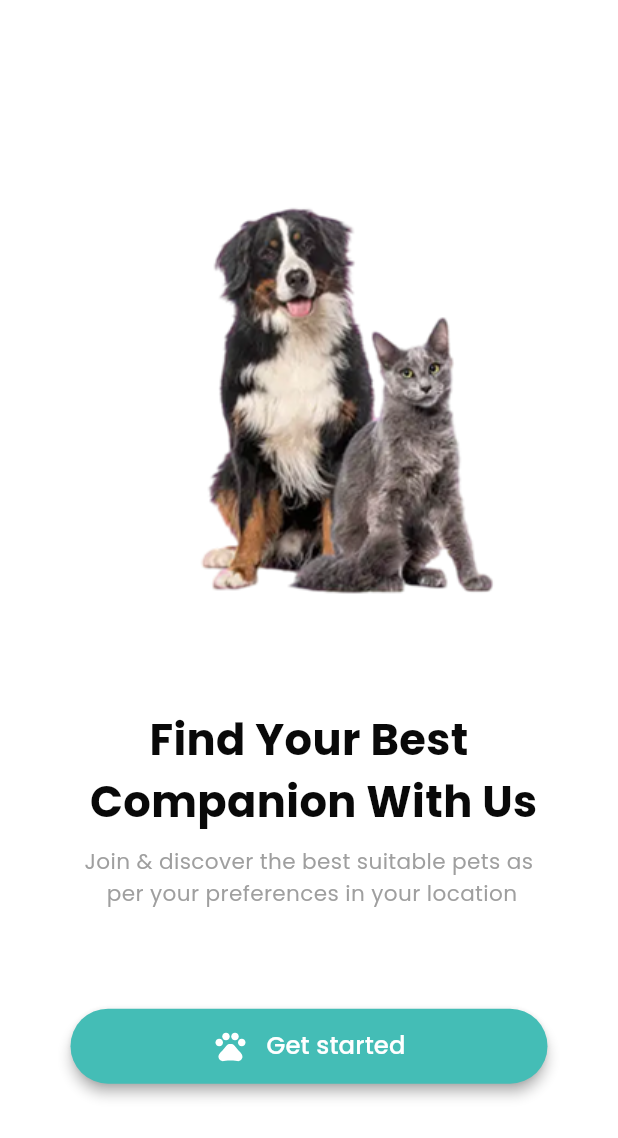
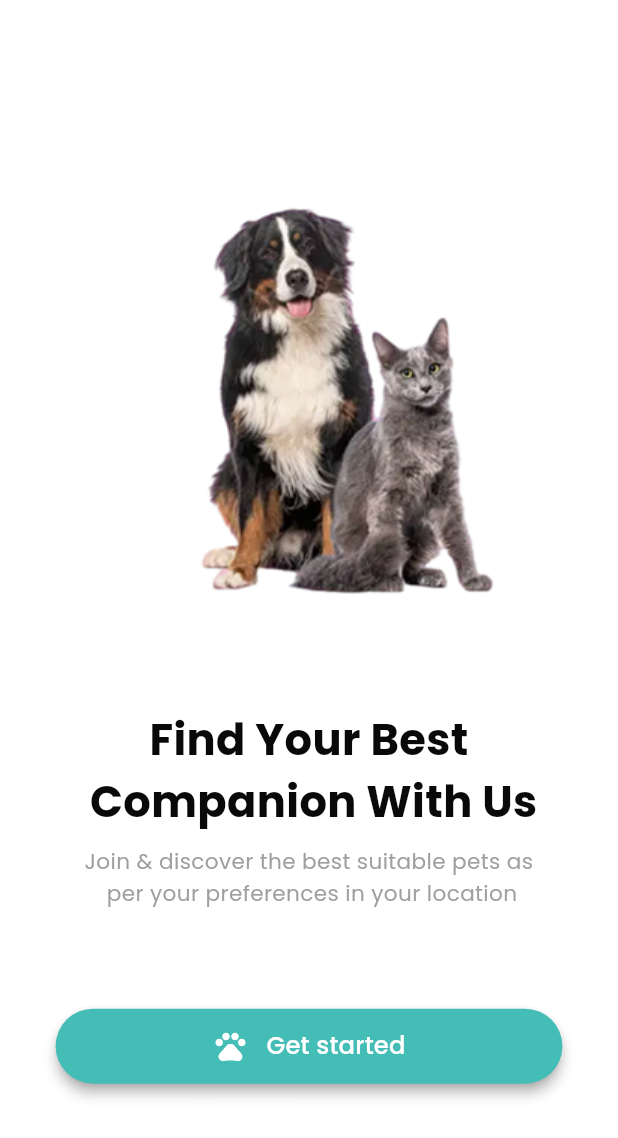
Before and after one commit to 24shrouk/cats_app, a Flutter app: the screen it shows after launch, on a phone screen of 412 x 824 dp. Shown: the top 1138 px of the screen. Run offline on Flutter 3.47's test engine with Material 3 defaults, Android fonts, the phone set to English and light mode, and no system bars; our stand-ins replace animate_do, device_preview, flutter_svg, google_fonts.

Commit message:
update in custom elvated button padding

```diff
--- a/lib/core/widgets/custom_elevated_button_widget.dart
+++ b/lib/core/widgets/custom_elevated_button_widget.dart
@@ -16,7 +16,9 @@ class CustomElevatedButton extends StatelessWidget {
   @override
   Widget build(BuildContext context) {
     return Padding(
-      padding: const EdgeInsets.symmetric(horizontal: 47.0),
+      padding: EdgeInsets.symmetric(
+        horizontal: MediaQuery.of(context).size.width * 0.09,
+      ),
       child: ElevatedButton(
         style: ElevatedButton.styleFrom(
           elevation: 3.5,
--- a/lib/main.dart
+++ b/lib/main.dart
@@ -1,9 +1,11 @@
 import 'package:cats_app/core/constants/app_routes.dart';
 import 'package:cats_app/core/utils/app_routers.dart';
+import 'package:device_preview/device_preview.dart';
 import 'package:flutter/material.dart';
 
 void main() {
-  runApp(const CatsApp());
+  WidgetsFlutterBinding.ensureInitialized();
+  runApp(DevicePreview(enabled: false, builder: (context) => CatsApp()));
 }
 
 class CatsApp extends StatelessWidget {
--- a/pubspec.yaml
+++ b/pubspec.yaml
@@ -37,6 +37,7 @@ dependencies:
   google_fonts: ^6.3.2
   flutter_svg: ^2.2.1
   animate_do: ^4.2.0
+  device_preview: ^1.3.1
 
 dev_dependencies:
   flutter_test:
```
Also changed, not shown: pubspec.lock, 1 other file.
